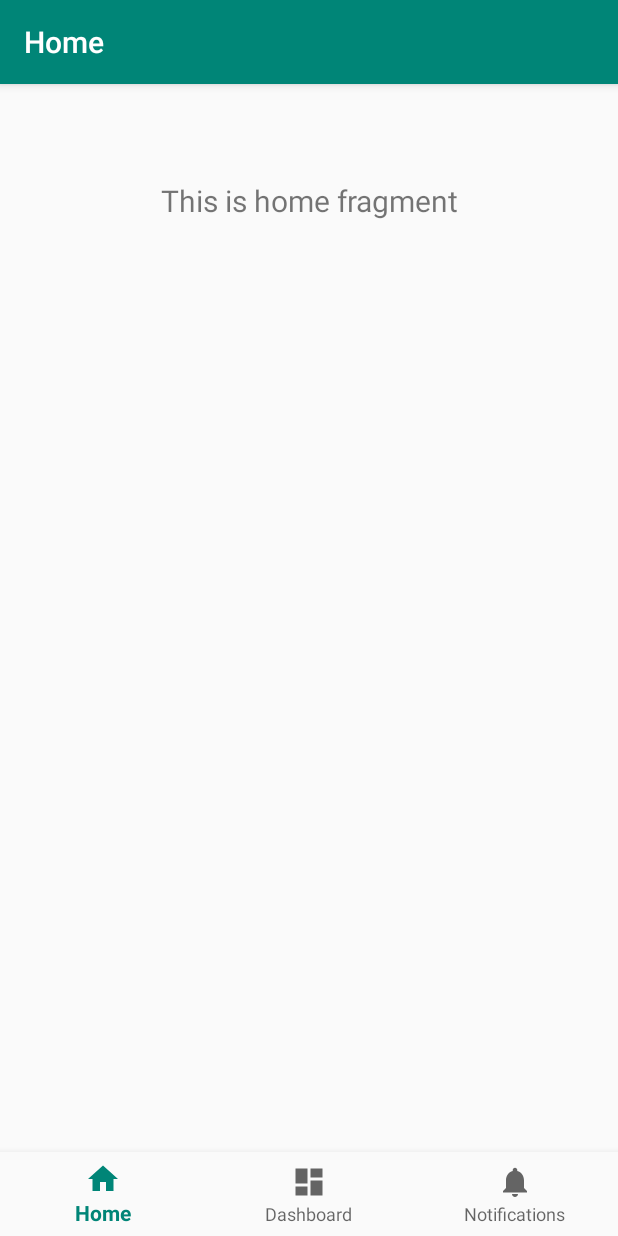
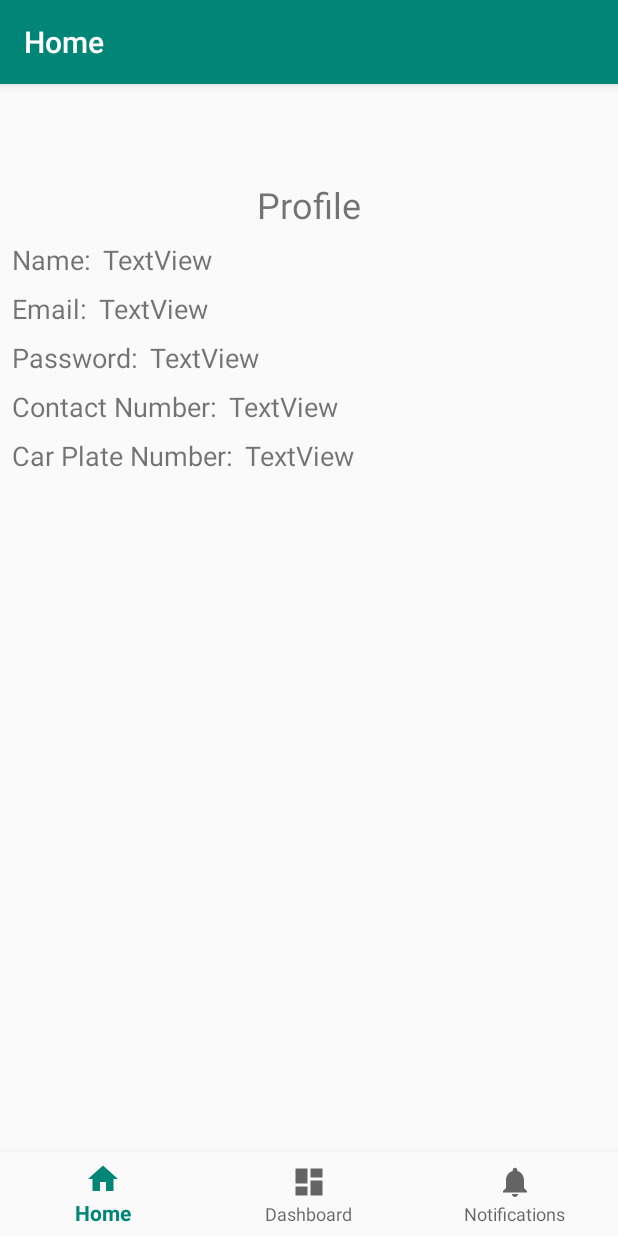
Before and after one commit to gergess/EZ-Park, an Android app: the screen it shows after launch (MainActivity), on a phone screen of 412 x 824 dp. Run offline under Robolectric (Android 15) with nearby library versions, the phone set to English and light mode, and no system bars; our stand-ins replace navigation-ui; 2 statements that could not run were skipped.

```diff
--- a/app/src/main/res/layout/fragment_home.xml
+++ b/app/src/main/res/layout/fragment_home.xml
@@ -1,19 +1,140 @@
 <?xml version="1.0" encoding="utf-8"?>
 <androidx.constraintlayout.widget.ConstraintLayout xmlns:android="http://schemas.android.com/apk/res/android"
     xmlns:app="http://schemas.android.com/apk/res-auto"
+    xmlns:tools="http://schemas.android.com/tools"
     android:layout_width="match_parent"
     android:layout_height="match_parent">
 
     <TextView
-        android:id="@+id/text_home"
-        android:layout_width="match_parent"
+        android:id="@+id/textView"
+        android:layout_width="wrap_content"
         android:layout_height="wrap_content"
         android:layout_marginStart="8dp"
         android:layout_marginTop="8dp"
         android:layout_marginEnd="8dp"
-        android:textAlignment="center"
-        android:textSize="20sp"
+        android:text="Profile"
+        android:textSize="24sp"
         app:layout_constraintEnd_toEndOf="parent"
         app:layout_constraintStart_toStartOf="parent"
         app:layout_constraintTop_toTopOf="parent" />
+
+    <TextView
+        android:id="@+id/textView2"
+        android:layout_width="wrap_content"
+        android:layout_height="wrap_content"
+        android:layout_marginStart="8dp"
+        android:layout_marginTop="8dp"
+        android:text="@string/name_profile"
+        android:textSize="18sp"
+        app:layout_constraintStart_toStartOf="parent"
+        app:layout_constraintTop_toBottomOf="@+id/textView" />
+
+    <TextView
+        android:id="@+id/textView3"
+        android:layout_width="0dp"
+        android:layout_height="wrap_content"
+        android:layout_marginStart="8dp"
+        android:layout_marginTop="8dp"
+        android:layout_marginEnd="8dp"
+        android:text="TextView"
+        android:textSize="18sp"
+        app:layout_constraintEnd_toEndOf="parent"
+        app:layout_constraintStart_toEndOf="@+id/textView2"
+        app:layout_constraintTop_toBottomOf="@+id/textView" />
+
+    <TextView
+        android:id="@+id/textView4"
+        android:layout_width="wrap_content"
+        android:layout_height="wrap_content"
+        android:layout_marginStart="8dp"
+        android:layout_marginTop="8dp"
+        android:text="@string/email_profile"
+        android:textSize="18sp"
+        app:layout_constraintStart_toStartOf="parent"
+        app:layout_constraintTop_toBottomOf="@+id/textView2" />
+
+    <TextView
+        android:id="@+id/textView5"
+        android:layout_width="0dp"
+        android:layout_height="wrap_content"
+        android:layout_marginStart="8dp"
+        android:layout_marginTop="8dp"
+        android:layout_marginEnd="8dp"
+        android:text="TextView"
+        android:textSize="18sp"
+        app:layout_constraintEnd_toEndOf="parent"
+        app:layout_constraintStart_toEndOf="@+id/textView4"
+        app:layout_constraintTop_toBottomOf="@+id/textView3" />
+
+    <TextView
+        android:id="@+id/textView6"
+        android:layout_width="wrap_content"
+        android:layout_height="wrap_content"
+        android:layout_marginStart="8dp"
+        android:layout_marginTop="8dp"
+        android:text="@string/password_profile"
+        android:textSize="18sp"
+        app:layout_constraintStart_toStartOf="parent"
+        app:layout_constraintTop_toBottomOf="@+id/textView4" />
+
+    <TextView
+        android:id="@+id/textView7"
+        android:layout_width="0dp"
+        android:layout_height="wrap_content"
+        android:layout_marginStart="8dp"
+        android:layout_marginTop="8dp"
+        android:layout_marginEnd="8dp"
+        android:text="TextView"
+        android:textSize="18sp"
+        app:layout_constraintEnd_toEndOf="parent"
+        app:layout_constraintStart_toEndOf="@+id/textView6"
+        app:layout_constraintTop_toBottomOf="@+id/textView5" />
+
+    <TextView
+        android:id="@+id/textView8"
+        android:layout_width="wrap_content"
+        android:layout_height="wrap_content"
+        android:layout_marginStart="8dp"
+        android:layout_marginTop="8dp"
+        android:text="@string/phone_profile"
+        android:textSize="18sp"
+        app:layout_constraintStart_toStartOf="parent"
+        app:layout_constraintTop_toBottomOf="@+id/textView6" />
+
+    <TextView
+        android:id="@+id/textView9"
+        android:layout_width="0dp"
+        android:layout_height="wrap_content"
+        android:layout_marginStart="8dp"
+        android:layout_marginTop="8dp"
+        android:layout_marginEnd="8dp"
+        android:text="TextView"
+        android:textSize="18sp"
+        app:layout_constraintEnd_toEndOf="parent"
+        app:layout_constraintStart_toEndOf="@+id/textView8"
+        app:layout_constraintTop_toBottomOf="@+id/textView7" />
+
+    <TextView
+        android:id="@+id/textView10"
+        android:layout_width="wrap_content"
+        android:layout_height="wrap_content"
+        android:layout_marginStart="8dp"
+        android:layout_marginTop="8dp"
+        android:text="@string/car_plate_profile"
+        android:textSize="18sp"
+        app:layout_constraintStart_toStartOf="parent"
+        app:layout_constraintTop_toBottomOf="@+id/textView8" />
+
+    <TextView
+        android:id="@+id/textView11"
+        android:layout_width="0dp"
+        android:layout_height="wrap_content"
+        android:layout_marginStart="8dp"
+        android:layout_marginTop="8dp"
+        android:layout_marginEnd="8dp"
+        android:text="TextView"
+        android:textSize="18sp"
+        app:layout_constraintEnd_toEndOf="parent"
+        app:layout_constraintStart_toEndOf="@+id/textView10"
+        app:layout_constraintTop_toBottomOf="@+id/textView9" />
 </androidx.constraintlayout.widget.ConstraintLayout>
--- a/app/src/main/res/values/strings.xml
+++ b/app/src/main/res/values/strings.xml
@@ -3,4 +3,24 @@
     <string name="title_home">Home</string>
     <string name="title_dashboard">Dashboard</string>
     <string name="title_notifications">Notifications</string>
+    <string name="Email">Email</string>
+    <string name="Password">Password</string>
+    <string name="sign_in">Sign In</string>
+    <string name="remember_me">Remember me</string>
+    <string name="sign_up">Sign Up</string>
+    <string name="forget_password">Forget password?</string>
+    <string name="full_name">Full name</string>
+    <string name="car_plate">Car Plate Number</string>
+    <string name="credit_card_info">Credit Card Information</string>
+    <string name="credit_card_number">Credit Card Number</string>
+    <string name="expiry_date">Credit Card Expiry Date</string>
+    <string name="card_name">Name On Card</string>
+    <string name="cvv_number">CVV Number</string>
+    <string name="submit">Submit</string>
+    <string name="cancel">Cancel</string>
+    <string name="name_profile">Name:</string>
+    <string name="email_profile">Email:</string>
+    <string name="password_profile">Password:</string>
+    <string name="phone_profile">Contact Number:</string>
+    <string name="car_plate_profile">Car Plate Number:</string>
 </resources>
```
Also changed, not shown: app/src/main/res/layout/activity_sign_in.xml (+12 -6 lines), app/src/main/res/layout/activity_sign_up.xml (+12 -11 lines).
